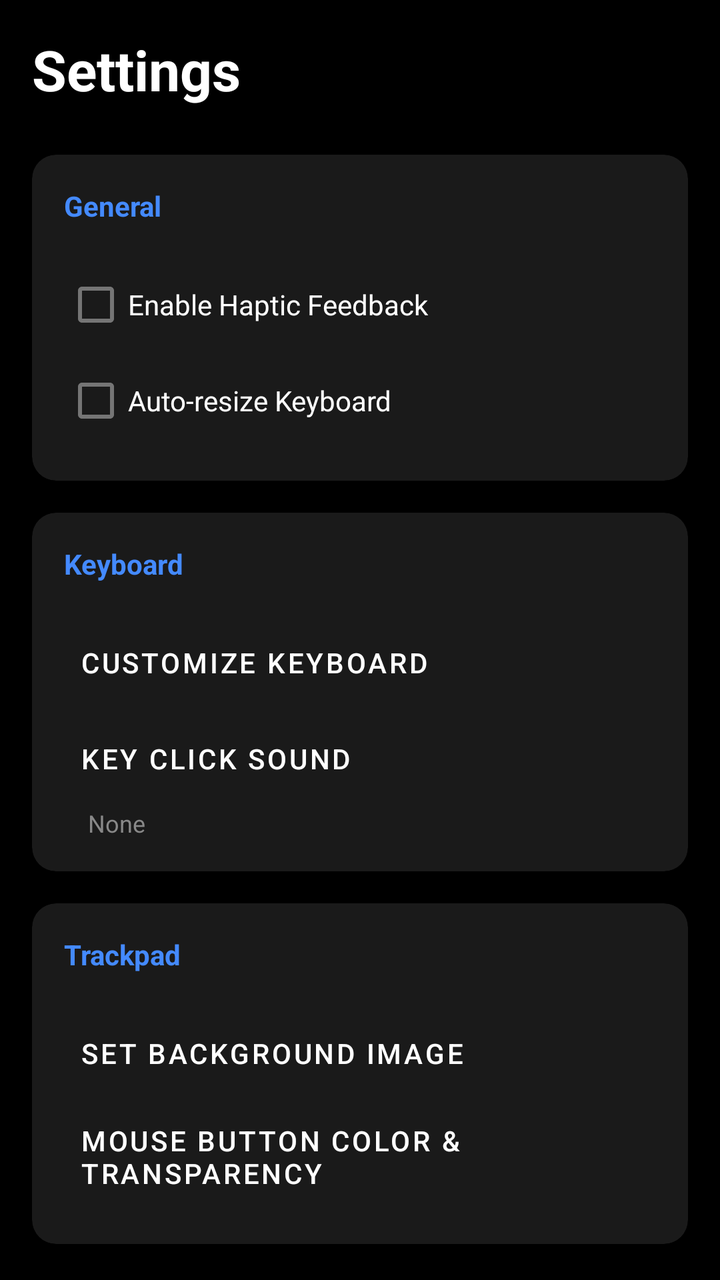
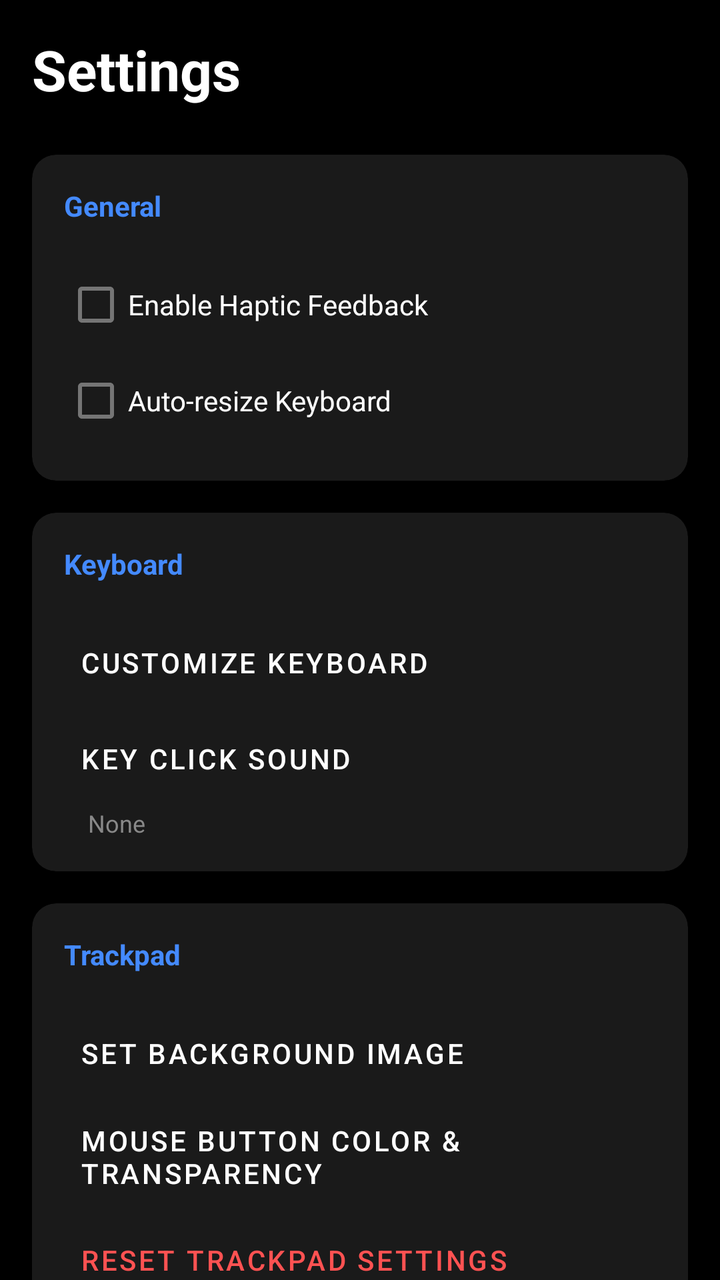

Before-and-after screenshots of an Android layout around one commit, followed by the original layout XML and the change that was made.
<!-- AndroidManifest.xml: application theme Theme.KeyLink -->
<!-- res/layout/activity_settings.xml -->
<?xml version="1.0" encoding="utf-8"?>
<androidx.core.widget.NestedScrollView xmlns:android="http://schemas.android.com/apk/res/android"
    xmlns:app="http://schemas.android.com/apk/res-auto"
    android:layout_width="match_parent"
    android:layout_height="match_parent"
    android:background="#000000">

    <LinearLayout
        android:layout_width="match_parent"
        android:layout_height="wrap_content"
        android:orientation="vertical"
        android:padding="16dp">

        <TextView
            android:layout_width="wrap_content"
            android:layout_height="wrap_content"
            android:layout_marginBottom="24dp"
            android:text="Settings"
            android:textColor="#FFFFFF"
            android:textSize="28sp"
            android:textStyle="bold" />

        
        <com.google.android.material.card.MaterialCardView
            android:layout_width="match_parent"
            android:layout_height="wrap_content"
            android:layout_marginBottom="16dp"
            app:cardBackgroundColor="#1A1A1A"
            app:cardCornerRadius="12dp"
            app:strokeWidth="0dp">

            <LinearLayout
                android:layout_width="match_parent"
                android:layout_height="wrap_content"
                android:orientation="vertical"
                android:padding="16dp">

                <TextView
                    android:layout_width="wrap_content"
                    android:layout_height="wrap_content"
                    android:layout_marginBottom="16dp"
                    android:text="General"
                    android:textColor="#448AFF"
                    android:textStyle="bold" />

                <CheckBox
                    android:id="@+id/cbVibration"
                    android:layout_width="match_parent"
                    android:layout_height="wrap_content"
                    android:text="Enable Haptic Feedback"
                    android:textColor="#FFFFFF" />

                <CheckBox
                    android:id="@+id/cbAutoResize"
                    android:layout_width="match_parent"
                    android:layout_height="wrap_content"
                    android:text="Auto-resize Keyboard"
                    android:textColor="#FFFFFF" />

            </LinearLayout>
        </com.google.android.material.card.MaterialCardView>

        
        <com.google.android.material.card.MaterialCardView
            android:layout_width="match_parent"
            android:layout_height="wrap_content"
            android:layout_marginBottom="16dp"
            app:cardBackgroundColor="#1A1A1A"
            app:cardCornerRadius="12dp"
            app:strokeWidth="0dp">

            <LinearLayout
                android:layout_width="match_parent"
                android:layout_height="wrap_content"
                android:orientation="vertical"
                android:padding="16dp">

                <TextView
                    android:layout_width="wrap_content"
                    android:layout_height="wrap_content"
                    android:layout_marginBottom="16dp"
                    android:text="Keyboard"
                    android:textColor="#448AFF"
                    android:textStyle="bold" />

                <Button
                    android:id="@+id/btnCustomizeKeyboard"
                    style="@style/Widget.MaterialComponents.Button.TextButton"
                    android:layout_width="match_parent"
                    android:layout_height="wrap_content"
                    android:text="Customize Keyboard"
                    android:textAlignment="viewStart"
                    android:textColor="#FFFFFF" />

                <Button
                    android:id="@+id/btnSelectSound"
                    style="@style/Widget.MaterialComponents.Button.TextButton"
                    android:layout_width="match_parent"
                    android:layout_height="wrap_content"
                    android:text="Key Click Sound"
                    android:textAlignment="viewStart"
                    android:textColor="#FFFFFF" />

                <TextView
                    android:id="@+id/tvSelectedSound"
                    android:layout_width="match_parent"
                    android:layout_height="wrap_content"
                    android:layout_marginStart="12dp"
                    android:text="None"
                    android:textColor="#888888"
                    android:textSize="12sp" />

            </LinearLayout>
        </com.google.android.material.card.MaterialCardView>

        
        <com.google.android.material.card.MaterialCardView
            android:layout_width="match_parent"
            android:layout_height="wrap_content"
            android:layout_marginBottom="16dp"
            app:cardBackgroundColor="#1A1A1A"
            app:cardCornerRadius="12dp"
            app:strokeWidth="0dp">

            <LinearLayout
                android:layout_width="match_parent"
                android:layout_height="wrap_content"
                android:orientation="vertical"
                android:padding="16dp">

                <TextView
                    android:layout_width="wrap_content"
                    android:layout_height="wrap_content"
                    android:layout_marginBottom="16dp"
                    android:text="Trackpad"
                    android:textColor="#448AFF"
                    android:textStyle="bold" />

                <Button
                    android:id="@+id/btnTrackpadBg"
                    style="@style/Widget.MaterialComponents.Button.TextButton"
                    android:layout_width="match_parent"
                    android:layout_height="wrap_content"
                    android:text="Set Background Image"
                    android:textAlignment="viewStart"
                    android:textColor="#FFFFFF" />

                <Button
                    android:id="@+id/btnMouseButtonSettings"
                    style="@style/Widget.MaterialComponents.Button.TextButton"
                    android:layout_width="match_parent"
                    android:layout_height="wrap_content"
                    android:text="Mouse Button Color &amp; Transparency"
                    android:textAlignment="viewStart"
                    android:textColor="#FFFFFF" />

            </LinearLayout>
        </com.google.android.material.card.MaterialCardView>

    </LinearLayout>
</androidx.core.widget.NestedScrollView>
<!-- resources referenced by this layout -->
<resources>
  <style name="Theme.KeyLink" parent="Theme.MaterialComponents.DayNight.NoActionBar">
          
          <item name="colorPrimary">@color/purple_500</item>
          <item name="colorPrimaryVariant">@color/purple_700</item>
          <item name="colorOnPrimary">@color/white</item>
          
          <item name="colorSecondary">@color/teal_200</item>
          <item name="colorSecondaryVariant">@color/teal_700</item>
          <item name="colorOnSecondary">@color/black</item>
          
          <item name="android:statusBarColor">#000000</item>
          
          <item name="android:windowFullscreen">true</item>
          <item name="android:windowContentOverlay">@null</item>
      </style>
  <color name="purple_500">#FF6200EE</color>
  <color name="purple_700">#FF3700B3</color>
  <color name="white">#FFFFFFFF</color>
  <color name="teal_200">#FF03DAC5</color>
  <color name="teal_700">#FF018786</color>
  <color name="black">#FF000000</color>
</resources>

<!-- the commit's change to res/layout/activity_settings.xml (unified diff, before → after) -->
@@ -154,6 +154,59 @@
                     android:textAlignment="viewStart"
                     android:textColor="#FFFFFF" />
 
+                <Button
+                    android:id="@+id/btnResetTrackpad"
+                    style="@style/Widget.MaterialComponents.Button.TextButton"
+                    android:layout_width="match_parent"
+                    android:layout_height="wrap_content"
+                    android:text="Reset Trackpad Settings"
+                    android:textAlignment="viewStart"
+                    android:textColor="#FF5252" />
+
+            </LinearLayout>
+        </com.google.android.material.card.MaterialCardView>
+
+        
+        <com.google.android.material.card.MaterialCardView
+            android:layout_width="match_parent"
+            android:layout_height="wrap_content"
+            android:layout_marginBottom="16dp"
+            app:cardBackgroundColor="#1A1A1A"
+            app:cardCornerRadius="12dp"
+            app:strokeWidth="1dp"
+            app:strokeColor="#FF5252">
+
+            <LinearLayout
+                android:layout_width="match_parent"
+                android:layout_height="wrap_content"
+                android:orientation="vertical"
+                android:padding="16dp">
+
+                <TextView
+                    android:layout_width="wrap_content"
+                    android:layout_height="wrap_content"
+                    android:layout_marginBottom="16dp"
+                    android:text="Danger Zone"
+                    android:textColor="#FF5252"
+                    android:textStyle="bold" />
+
+                <Button
+                    android:id="@+id/btnResetAll"
+                    style="@style/Widget.MaterialComponents.Button.OutlinedButton"
+                    android:layout_width="match_parent"
+                    android:layout_height="wrap_content"
+                    android:text="Reset All Settings to Default"
+                    android:textColor="#FF5252"
+                    app:strokeColor="#FF5252" />
+
+                <Button
+                    android:id="@+id/btnClearConnections"
+                    style="@style/Widget.MaterialComponents.Button.TextButton"
+                    android:layout_width="match_parent"
+                    android:layout_height="wrap_content"
+                    android:text="Clear Recent Connections List"
+                    android:textColor="#FF5252" />
+
             </LinearLayout>
         </com.google.android.material.card.MaterialCardView>
 
